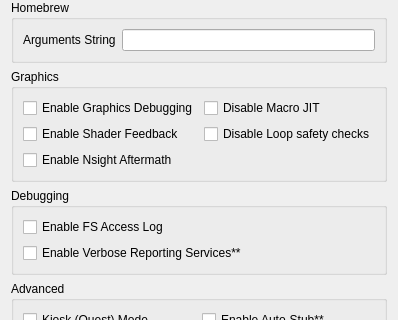
rorrim-rorrim/eden-alt, file src/yuzu/configuration/configure_debug.ui: the form before one commit; both pictures show x 0 to 398 and y 134 to 454 of the 398 by 559 pixel window.
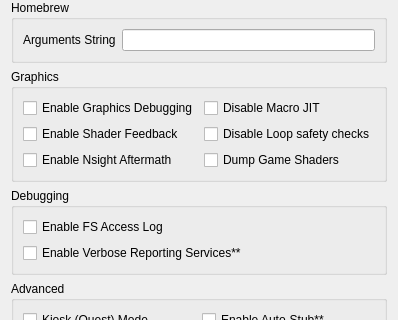
The form after the commit.

Commit message: ShaderDecompiler: Add a debug option to dump the game's shaders.

```diff
--- a/src/yuzu/configuration/configure_debug.ui
+++ b/src/yuzu/configuration/configure_debug.ui
@@ -105,6 +105,19 @@
         </property>
        </widget>
       </item>
+      <item row="2" column="1">
+       <widget class="QCheckBox" name="dump_shaders">
+        <property name="enabled">
+         <bool>true</bool>
+        </property>
+        <property name="toolTip">
+         <string>When checked, it will dump all the original assembler shaders from the disk shader cache or game as found</string>
+        </property>
+        <property name="text">
+         <string>Dump Game Shaders</string>
+        </property>
+       </widget>
+      </item>
       <item row="0" column="1">
        <widget class="QCheckBox" name="disable_macro_jit">
         <property name="enabled">
```
The commit also changes 7 other files.
